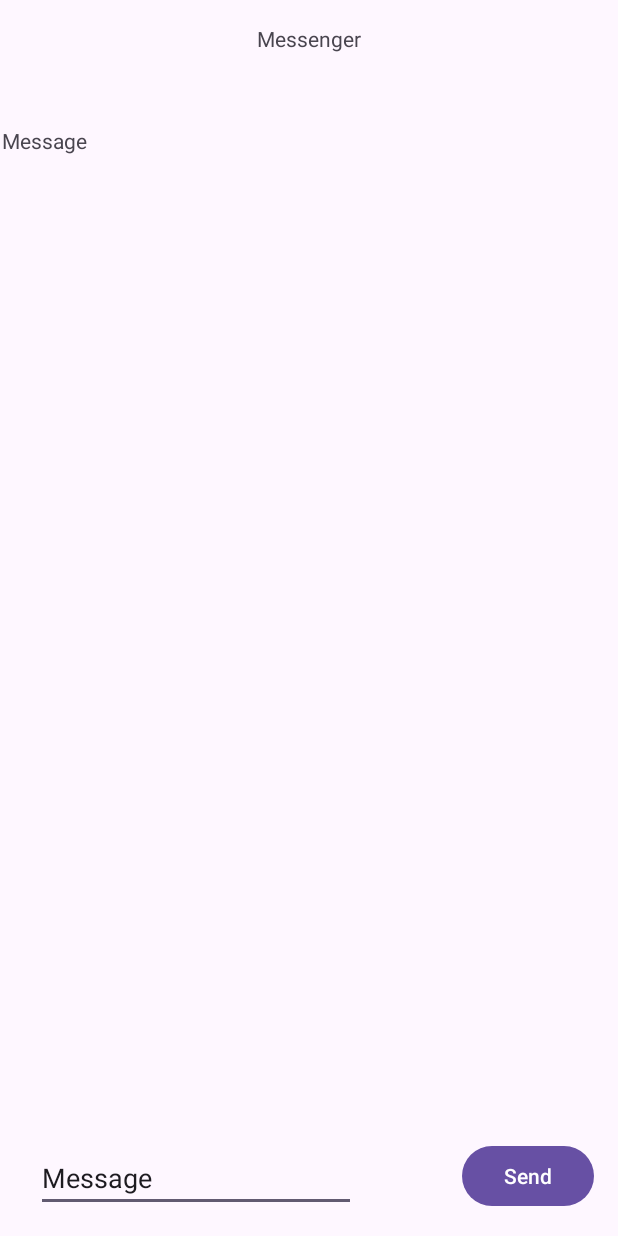
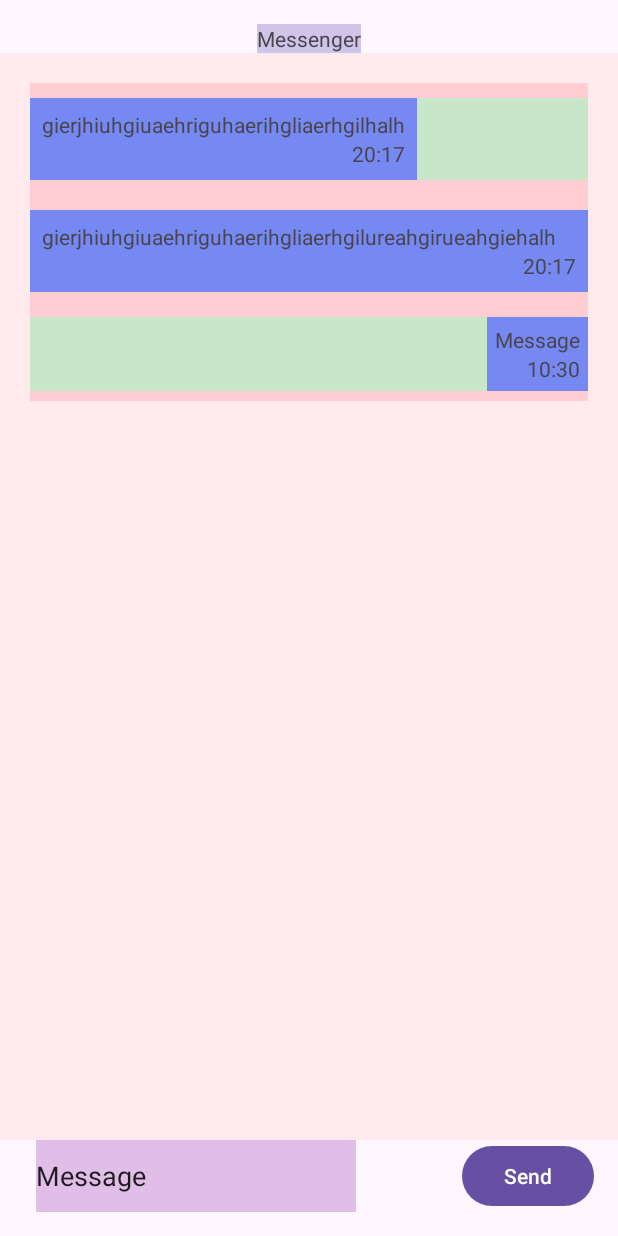
Before and after one commit to Feeeeeeeeeelix/Messenger, an Android app: the screen it shows after launch (MainActivity), after a tap on "Send", on a phone screen of 412 x 824 dp. Run offline under Robolectric (Android 15) with nearby library versions, the phone set to English and light mode, and no system bars.

Commit message:
messages

```diff
--- /dev/null
+++ b/Client/app/src/main/java/de/felix/messenger/Chat.java
@@ -0,0 +1,69 @@
+package de.felix.messenger;
+
+import android.content.Context;
+import android.view.View;
+import android.widget.Button;
+import android.widget.EditText;
+import android.widget.LinearLayout;
+
+import androidx.constraintlayout.widget.ConstraintLayout;
+
+import java.util.ArrayList;
+import java.util.List;
+
+public class Chat {
+
+    ConstraintLayout mainChatFrame;
+    LinearLayout mainChatLayout;
+    Button sendMessageButton;
+    EditText messageEntry;
+
+    List<Message> messages;
+    Context context;
+
+    public Chat(Context context, ConstraintLayout mainLayout) {
+
+        this.context = context;
+        mainChatFrame = mainLayout;
+        mainChatLayout = mainLayout.findViewById(R.id.mainMessageLayout);
+        sendMessageButton = mainLayout.findViewById(R.id.button);
+        messageEntry = mainLayout.findViewById(R.id.editTextText);
+
+        messages = new ArrayList<Message>();
+
+        sendMessageButton.setOnClickListener(new View.OnClickListener() {
+            @Override
+            public void onClick(View v) {
+                createMessage();
+            }
+        });
+    }
+
+    public void receiveMessage(){
+
+    }
+
+    public void createMessage(){
+        String currentMessage = messageEntry.getText().toString();
+        Message newMessage = new Message(context);
+        newMessage.setText(currentMessage);
+
+        placeNewMessage(newMessage);
+        messages.add(newMessage);
+        sendMessage(newMessage);
+
+    }
+
+    public void placeNewMessage(Message message){
+        MessageLayout messageLayout = message.getLayout();
+        mainChatLayout.addView(messageLayout);
+    }
+
+    public void sendMessage(Message messageToSend){
+
+    }
+
+    public void updateTimeStamps(){
+
+    }
+}
--- a/Client/app/src/main/java/de/felix/messenger/MainActivity.java
+++ b/Client/app/src/main/java/de/felix/messenger/MainActivity.java
@@ -1,29 +1,25 @@
 package de.felix.messenger;
 
 import androidx.appcompat.app.AppCompatActivity;
+import androidx.constraintlayout.widget.ConstraintLayout;
 
 import android.os.Bundle;
 import android.view.View;
 import android.widget.Button;
 import android.widget.EditText;
+import android.widget.LinearLayout;
 
-public class MainActivity extends AppCompatActivity implements View.OnClickListener {
+public class MainActivity extends AppCompatActivity {
 
     Encrypter encrypter;
     @Override
     protected void onCreate(Bundle savedInstanceState) {
         super.onCreate(savedInstanceState);
         setContentView(R.layout.activity_main);
-        Button sendButton = findViewById(R.id.button);
-        sendButton.setOnClickListener(this);
 
         encrypter = new Encrypter();
-    }
+        ConstraintLayout mainChatLayout = findViewById(R.id.mainChatFrame);
 
-    @Override
-    public void onClick(View v) {
-        EditText textInputField = findViewById(R.id.editTextText);
-        String inputText = textInputField.getText().toString();
-        encrypter.encrypt(inputText);
+        Chat chat = new Chat(this, mainChatLayout);
     }
 }
--- /dev/null
+++ b/Client/app/src/main/java/de/felix/messenger/Message.java
@@ -0,0 +1,48 @@
+package de.felix.messenger;
+
+import android.content.Context;
+import android.media.Image;
+
+import java.time.LocalDateTime;
+import java.time.LocalTime;
+import java.time.format.DateTimeFormatter;
+
+
+public class Message {
+
+    MessageLayout messageLayout;
+
+    String timeCreatedDisplay;
+    LocalDateTime timeCreatedLong;
+
+    Context context;
+    String textContent;
+    Image imageContent;
+
+    public Message(Context context){
+        this.context = context;
+        saveTime();
+    }
+
+    public void saveTime(){
+        LocalTime timeCreatedShort = LocalTime.now();
+        timeCreatedLong = LocalDateTime.now();
+        timeCreatedDisplay = timeCreatedShort.format(DateTimeFormatter.ofPattern("HH:mm"));
+    }
+
+    public MessageLayout getLayout(){
+        MessageLayout layout = new MessageLayout(context);
+        layout.setMessageContent(textContent);
+        layout.setTimeStamp(timeCreatedDisplay);
+        return layout;
+    }
+
+    public void setText(String textMessage){
+        textContent = textMessage;
+
+    }
+
+    public void setImage(Image image){
+        imageContent = image;
+    }
+}
--- /dev/null
+++ b/Client/app/src/main/java/de/felix/messenger/MessageLayout.java
@@ -0,0 +1,70 @@
+package de.felix.messenger;
+
+import android.content.Context;
+import android.media.Image;
+import android.view.Gravity;
+import android.view.ViewGroup;
+import android.widget.ImageView;
+import android.widget.LinearLayout;
+import android.widget.TextView;
+
+public class MessageLayout extends LinearLayout {
+
+    TextView timeLabel;
+    LinearLayout vertLayout;
+    Context context;
+
+    public MessageLayout(Context context) {
+        super(context);
+        this.context = context;
+
+//        Configure top linLayout
+        setOrientation(HORIZONTAL);
+        setGravity(5);
+        setBackgroundColor(0xFFC8E6C9);
+        LayoutParams layoutParams = new LayoutParams(LayoutParams.MATCH_PARENT, ViewGroup.LayoutParams.WRAP_CONTENT);
+        layoutParams.setMargins(0 ,10,0,10);
+        this.setLayoutParams(layoutParams);
+//        setPadding(8,8,8,8);
+
+//        Define Vertical Layout for message and timestamp
+        LinearLayout vertLayout = new LinearLayout(context);
+        vertLayout.setLayoutParams(new LayoutParams(LayoutParams.WRAP_CONTENT, LayoutParams.WRAP_CONTENT));
+        vertLayout.setOrientation(VERTICAL);
+        vertLayout.setBackgroundColor(0xFF7689F3);
+        vertLayout.setGravity(Gravity.END);
+        vertLayout.setPadding(8,8,8,8);
+        this.addView(vertLayout);
+        this.vertLayout = vertLayout;
+
+//        Define timestamp textlabel
+        TextView timeLabel = new TextView(context);
+        timeLabel.setLayoutParams(new LayoutParams(LayoutParams.WRAP_CONTENT, LayoutParams.WRAP_CONTENT));
+        timeLabel.setGravity(5);
+        timeLabel.setText("");
+        vertLayout.addView(timeLabel);
+        this.timeLabel = timeLabel;
+
+    }
+
+    public void setTimeStamp(String timeStamp){
+        timeLabel.setText(timeStamp);
+    }
+
+    public void setMessageContent(String messageText){
+        TextView messageLabel = new TextView(context);
+        messageLabel.setLayoutParams(new LayoutParams(LayoutParams.WRAP_CONTENT, LayoutParams.WRAP_CONTENT));
+        messageLabel.setText(messageText);
+//        messageLabel.setId(String.join(id, "-content"));
+
+        vertLayout.addView(messageLabel,0);
+    }
+
+    public void setImageContent(Image imageContent){
+        ImageView imageLabel = new ImageView(context);
+        imageLabel.setLayoutParams(new LayoutParams(LayoutParams.WRAP_CONTENT, LayoutParams.WRAP_CONTENT));
+//        imageLabel.imageContent);
+
+        vertLayout.addView(imageLabel, 0);
+    }
+}
--- a/Client/app/src/main/res/layout/activity_main.xml
+++ b/Client/app/src/main/res/layout/activity_main.xml
@@ -1,9 +1,11 @@
 <?xml version="1.0" encoding="utf-8"?>
-<androidx.constraintlayout.widget.ConstraintLayout xmlns:android="http://schemas.android.com/apk/res/android"
+<androidx.constraintlayout.widget.ConstraintLayout
+    xmlns:android="http://schemas.android.com/apk/res/android"
     xmlns:app="http://schemas.android.com/apk/res-auto"
     xmlns:tools="http://schemas.android.com/tools"
     android:layout_width="match_parent"
     android:layout_height="match_parent"
+    android:id="@+id/mainChatFrame"
     tools:context=".MainActivity">
 
     <TextView
@@ -11,6 +13,7 @@
         android:layout_width="wrap_content"
         android:layout_height="wrap_content"
         android:layout_marginTop="16dp"
+        android:background="#D1C4E9"
         android:text="Messenger"
         app:layout_constraintEnd_toEndOf="parent"
         app:layout_constraintStart_toStartOf="parent"
@@ -19,9 +22,10 @@
     <EditText
         android:id="@+id/editTextText"
         android:layout_width="wrap_content"
-        android:layout_height="wrap_content"
+        android:layout_height="48dp"
         android:layout_marginStart="24dp"
         android:layout_marginBottom="16dp"
+        android:background="#E1BEE7"
         android:ems="10"
         android:inputType="text"
         android:text="Message"
@@ -41,23 +45,85 @@
         app:layout_constraintEnd_toEndOf="parent" />
 
     <ScrollView
-        android:layout_width="409dp"
-        android:layout_height="630dp"
+        android:layout_width="0dp"
+        android:layout_height="0dp"
+        android:background="#FFEBEE"
+        android:padding="20dp"
         app:layout_constraintBottom_toTopOf="@+id/editTextText"
         app:layout_constraintEnd_toEndOf="parent"
+        app:layout_constraintHorizontal_bias="0.0"
         app:layout_constraintStart_toStartOf="parent"
-        app:layout_constraintTop_toBottomOf="@+id/textView">
+        app:layout_constraintTop_toBottomOf="@+id/textView"
+        app:layout_constraintVertical_bias="1.0">
 
         <LinearLayout
+            android:id="@+id/mainMessageLayout"
             android:layout_width="match_parent"
             android:layout_height="wrap_content"
+            android:background="#FFCDD2"
+            android:gravity="fill_vertical"
             android:orientation="vertical">
 
-            <TextView
-                android:id="@+id/textView2"
+            <LinearLayout
                 android:layout_width="match_parent"
-                android:layout_height="60dp"
-                android:text="Message" />
+                android:layout_height="wrap_content"
+                android:layout_marginTop="10dp"
+                android:layout_marginBottom="10dp"
+                android:background="#C8E6C9"
+                android:orientation="horizontal">
+
+                <LinearLayout
+                    android:layout_width="wrap_content"
+                    android:layout_height="wrap_content"
+                    android:background="#7689F3"
+                    android:gravity="end"
+                    android:orientation="vertical"
+                    android:padding="8dp">
+
+                    <TextView
+                        android:id="@+id/textView57"
+                        android:layout_width="wrap_content"
+                        android:layout_height="wrap_content"
+                        android:text="gierjhiuhgiuaehriguhaerihgliaerhgilhalh" />
+
+                    <TextView
+                        android:id="@+id/textView6"
+                        android:layout_width="match_parent"
+                        android:layout_height="wrap_content"
+                        android:gravity="right"
+                        android:text="20:17" />
+                </LinearLayout>
+            </LinearLayout>
+
+            <LinearLayout
+                android:layout_width="match_parent"
+                android:layout_height="match_parent"
+                android:layout_marginTop="10dp"
+                android:layout_marginBottom="10dp"
+                android:background="#7689F3"
+                android:orientation="horizontal"
+                android:padding="8dp">
+
+                <LinearLayout
+                    android:layout_width="match_parent"
+                    android:layout_height="match_parent"
+                    android:orientation="vertical">
+
+                    <TextView
+                        android:id="@+id/textView4"
+                        android:layout_width="wrap_content"
+                        android:layout_height="wrap_content"
+                        android:text="gierjhiuhgiuaehriguhaerihgliaerhgilureahgirueahgiehalh" />
+
+                    <TextView
+                        android:id="@+id/textView5"
+                        android:layout_width="match_parent"
+                        android:layout_height="wrap_content"
+                        android:gravity="right"
+                        android:text="20:17" />
+                </LinearLayout>
+            </LinearLayout>
+
         </LinearLayout>
     </ScrollView>
 </androidx.constraintlayout.widget.ConstraintLayout>
```
